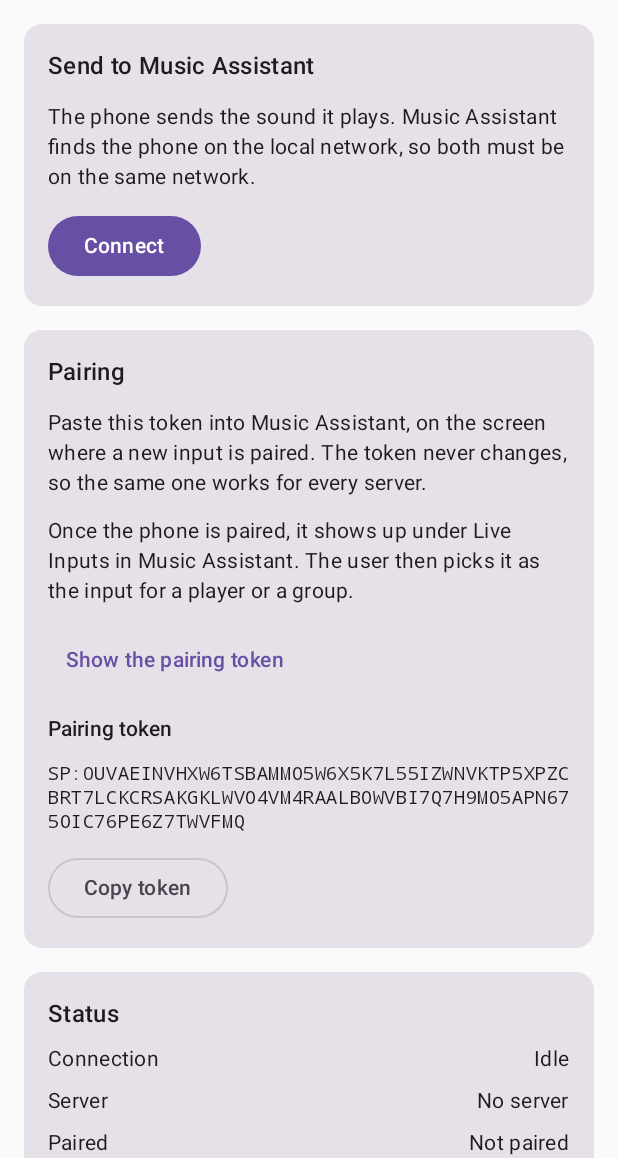
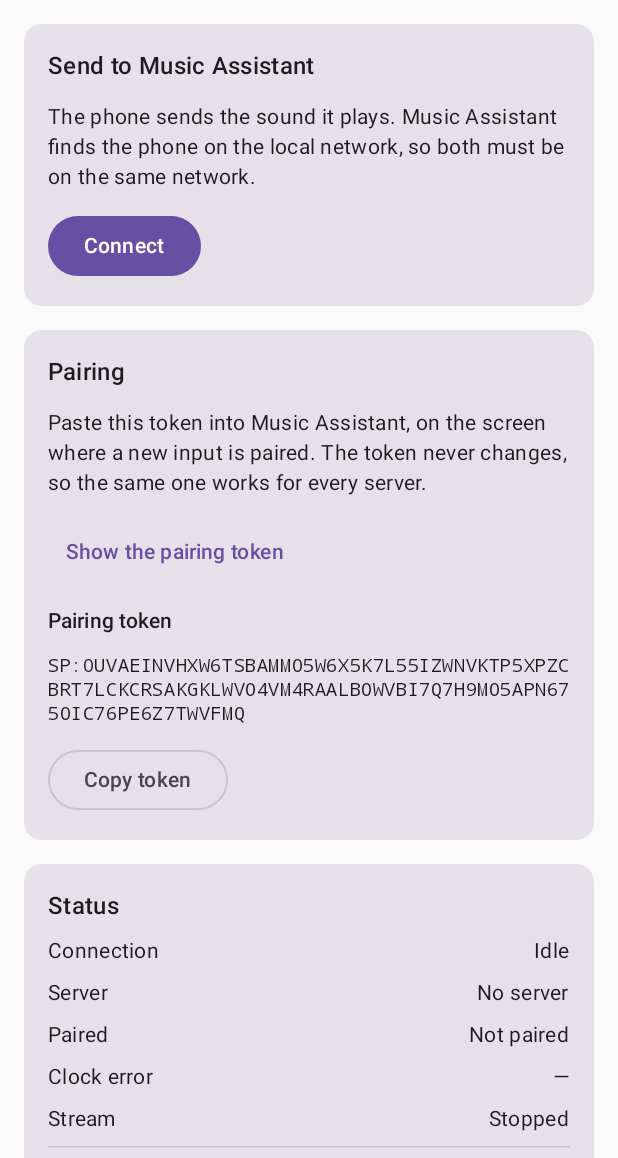
Before and after one commit to jollytoad/spindroid, an Android app built with Jetpack Compose: the screen it shows after launch (MainActivity), on a phone screen of 412 x 824 dp, the part 78-1236 px from its top. Run offline under Robolectric (Android 15) with nearby library versions, the phone set to English and light mode, and no system bars; 5 statements that could not run were skipped.

Commit message:
Say what the pairing state is on the pairing screen
The card had one text for every state but the paired one, so a phone that
was already paired still told the operator to go and pair it. The card now
has one text per state: the token to paste, the steps to follow, the code
to type, or the fact that the pairing is done.

The text about Live Inputs moved into the paired state, because that is
the only state in which it is true.

```diff
--- a/app/src/main/kotlin/com/sendspin/sender/ui/MainScreen.kt
+++ b/app/src/main/kotlin/com/sendspin/sender/ui/MainScreen.kt
@@ -65,6 +65,7 @@ fun MainScreen(
             pairingToken = pairingToken,
             pairingCode = state.pairingCode,
             serverConnected = state.serverName != null,
+            paired = state.paired,
             onCopyToken = onCopyToken,
         )
 
@@ -115,6 +116,7 @@ private fun PairingSection(
     pairingToken: String,
     pairingCode: String?,
     serverConnected: Boolean,
+    paired: Boolean,
     onCopyToken: () -> Unit,
 ) {
     // The token is shown when the user asks for it, and also while no
@@ -138,6 +140,11 @@ private fun PairingSection(
                     text = PairingCode.group(pairingCode),
                     style = MaterialTheme.typography.displayMedium.copy(fontFamily = FontFamily.Monospace),
                 )
+            } else if (paired) {
+                Text(
+                    text = stringResource(R.string.pairing_done),
+                    style = MaterialTheme.typography.bodyMedium,
+                )
             } else if (serverConnected) {
                 Text(
                     text = stringResource(R.string.pairing_code_where),
@@ -149,10 +156,6 @@ private fun PairingSection(
                     style = MaterialTheme.typography.bodyMedium,
                 )
             }
-            Text(
-                text = stringResource(R.string.pairing_where),
-                style = MaterialTheme.typography.bodyMedium,
-            )
             TextButton(onClick = { tokenVisible = !tokenVisible }) {
                 Text(
                     stringResource(
--- a/app/src/main/res/values/strings.xml
+++ b/app/src/main/res/values/strings.xml
@@ -13,7 +13,7 @@
     <!-- The pairing section. -->
     <string name="title_pairing">Pairing</string>
     <string name="pairing_explanation">Paste this token into Music Assistant, on the screen where a new input is paired. The token never changes, so the same one works for every server.</string>
-    <string name="pairing_where">Once the phone is paired, it shows up under Live Inputs in Music Assistant. The user then picks it as the input for a player or a group.</string>
+    <string name="pairing_done">The phone is paired. It shows up under Live Inputs in Music Assistant, where the user picks it as the input for a player or a group.</string>
     <string name="pairing_code_instruction">Type this code in Music Assistant.</string>
     <string name="pairing_code_where">Waiting for Music Assistant. Open the Sendspin provider in Music Assistant, pick this phone, then choose Pairing code.</string>
     <string name="label_pairing_token">Pairing token</string>
```
